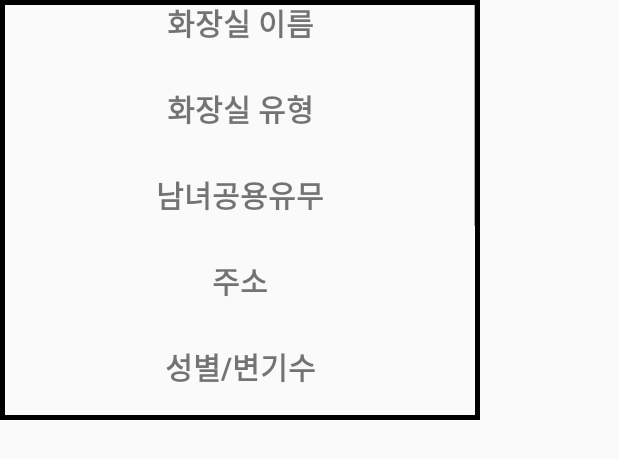
After one commit to ironhiro/whereisit, an Android app: the layout toiletinfo_dialog.xml on its own in the app's theme, with its tools: preview values and no code run, on a phone screen of 412 x 824 dp. The commit adds this screen. Shown: the top 459 px of the screen. Run offline under Robolectric (Android 15) with nearby library versions, the phone set to English and light mode, and no system bars.

Commit message:
fix some Bugs

```diff
--- a/app/src/main/java/com/mytoilet/whereisit/AddRequestDialog.java
+++ b/app/src/main/java/com/mytoilet/whereisit/AddRequestDialog.java
@@ -17,7 +17,6 @@ public class AddRequestDialog implements com.mytoilet.whereisit.Dialog{
 
     public AddRequestDialog(Context context) {
         this.context = context;
-
     }
 
     public void openDialog() {
--- a/app/src/main/java/com/mytoilet/whereisit/Comment.java
+++ b/app/src/main/java/com/mytoilet/whereisit/Comment.java
@@ -13,11 +13,7 @@ import io.realm.annotations.Required;
 public class Comment extends RealmObject {
     @PrimaryKey
     private int comment_id;
-
-
-
     private double rating;
-
     private RealmList<String> contents;
 
 
--- a/app/src/main/java/com/mytoilet/whereisit/IntroActivity.java
+++ b/app/src/main/java/com/mytoilet/whereisit/IntroActivity.java
@@ -50,8 +50,6 @@ public class IntroActivity extends AppCompatActivity {
     @Override
     protected void onDestroy() {
         super.onDestroy();
-
-
     }
 
 
--- a/app/src/main/java/com/mytoilet/whereisit/Toilet.java
+++ b/app/src/main/java/com/mytoilet/whereisit/Toilet.java
@@ -1,10 +1,5 @@
 package com.mytoilet.whereisit;
 
-import android.os.Parcel;
-import android.os.Parcelable;
-
-import java.util.Arrays;
-import java.util.List;
 
 import io.realm.RealmList;
 import io.realm.RealmModel;
--- a/app/src/main/res/layout/activity_main.xml
+++ b/app/src/main/res/layout/activity_main.xml
@@ -62,7 +62,7 @@
                 android:layout_marginStart="6dp"
                 android:layout_marginTop="14dp"
                 android:text=""
-                android:textColor="#00000000"
+                android:textStyle="bold"
                 android:textSize="18sp" />
 
         </RelativeLayout>
--- /dev/null
+++ b/app/src/main/res/layout/toiletinfo_dialog.xml
@@ -0,0 +1,150 @@
+<?xml version="1.0" encoding="utf-8"?>
+<ScrollView
+    xmlns:android="http://schemas.android.com/apk/res/android"
+    android:layout_width="320dp"
+    android:layout_height="280dp"
+    android:background="@drawable/border">
+    <LinearLayout
+        android:layout_width="match_parent"
+        android:layout_height="match_parent"
+        android:orientation="vertical">
+        <TextView
+            android:id="@+id/marker_name"
+            android:layout_width="match_parent"
+            android:layout_height="0dp"
+            android:gravity="center"
+            android:layout_weight="1"
+            android:textSize="20dp"
+            android:textStyle="bold"
+            android:text="화장실 이름" />
+        <TextView
+            android:id="@+id/toiletName"
+            android:layout_width="match_parent"
+            android:layout_height="wrap_content"
+            android:gravity="center"
+            android:maxLines="3"
+            android:textSize="20dp"
+            android:text="" />
+        <TextView
+            android:id="@+id/marker_type"
+            android:layout_width="match_parent"
+            android:layout_height="0dp"
+            android:gravity="center"
+            android:layout_weight="1"
+            android:textSize="20dp"
+            android:textStyle="bold"
+            android:text="화장실 유형" />
+        <TextView
+            android:id="@+id/toiletType"
+            android:layout_width="match_parent"
+            android:layout_height="wrap_content"
+            android:gravity="center"
+            android:textSize="20dp"
+            android:text="" />
+        <TextView
+            android:id="@+id/marker_both"
+            android:layout_width="match_parent"
+            android:layout_height="0dp"
+            android:gravity="center"
+            android:layout_weight="1"
+            android:textSize="20dp"
+            android:textStyle="bold"
+            android:text="남녀공용유무" />
+        <TextView
+            android:id="@+id/toiletBoth"
+            android:layout_width="match_parent"
+            android:layout_height="0dp"
+            android:gravity="center"
+            android:layout_weight="1"
+            android:textSize="20dp"
+
+            android:text="" />
+        <TextView
+            android:id="@+id/marker_address"
+            android:layout_width="match_parent"
+            android:layout_height="0dp"
+            android:gravity="center"
+            android:layout_weight="1"
+            android:textSize="20dp"
+            android:textStyle="bold"
+            android:text="주소" />
+        <TextView
+            android:id="@+id/toilet_address"
+            android:layout_width="match_parent"
+            android:layout_height="0dp"
+            android:gravity="center"
+            android:layout_weight="1"
+            android:textSize="20dp"
+            android:maxLines="4"
+            android:text="" />
+
+        <TextView
+            android:id="@+id/marker_gender_toiletNum"
+            android:layout_width="match_parent"
+            android:layout_height="0dp"
+            android:gravity="center"
+            android:layout_weight="1"
+            android:textSize="20dp"
+            android:textStyle="bold"
+            android:text="성별/변기수" />
+
+        <TextView
+            android:id="@+id/toiletNum"
+            android:layout_width="match_parent"
+            android:layout_height="wrap_content"
+            android:gravity="center"
+            android:maxLines="10"
+            android:textSize="20dp"
+
+            android:text="" />
+
+        <TextView
+            android:id="@+id/marker_phoneNum"
+            android:layout_width="match_parent"
+            android:layout_height="0dp"
+            android:gravity="center"
+            android:layout_weight="1"
+            android:textSize="20dp"
+            android:textStyle="bold"
+            android:text="전화번호" />
+
+        <TextView
+            android:id="@+id/toiletContacts"
+            android:layout_width="match_parent"
+            android:layout_height="0dp"
+            android:gravity="center"
+            android:layout_weight="1"
+            android:maxLines="4"
+            android:textSize="20dp"
+            android:text="" />
+        <TextView
+            android:id="@+id/marker_openTime"
+            android:layout_width="match_parent"
+            android:layout_height="0dp"
+            android:gravity="center"
+            android:layout_weight="1"
+            android:textSize="20dp"
+            android:textStyle="bold"
+            android:text="개방시간" />
+        <TextView
+            android:id="@+id/toiletTime"
+            android:layout_width="match_parent"
+            android:layout_height="wrap_content"
+            android:gravity="center"
+            android:maxLines="4"
+            android:lines="4"
+
+            android:textSize="20dp"
+            android:text="" />
+
+        <Button
+            android:id="@+id/marker_close"
+            android:layout_width="match_parent"
+            android:layout_height="wrap_content"
+            android:gravity="center"
+
+            android:textSize="15dp"
+            android:textStyle="bold"
+            android:text="닫기" />
+    </LinearLayout>
+</ScrollView>
```
Also changed, not shown: app/src/main/java/com/mytoilet/whereisit/BalloonDialog.java (+86 -16 lines), app/src/main/java/com/mytoilet/whereisit/CommentDialog.java (+11 -1 lines), app/src/main/java/com/mytoilet/whereisit/LocationNavigator.java (+4 -4 lines), app/src/main/java/com/mytoilet/whereisit/MainActivity.java (+6 -5 lines), app/src/main/java/com/mytoilet/whereisit/ToiletInfoDialog.java (added, +55 -0 lines), app/src/main/res/layout/comments_dialog.xml (+12 -11 lines), app/src/main/res/drawable-mdpi/market_marker.png (added).
